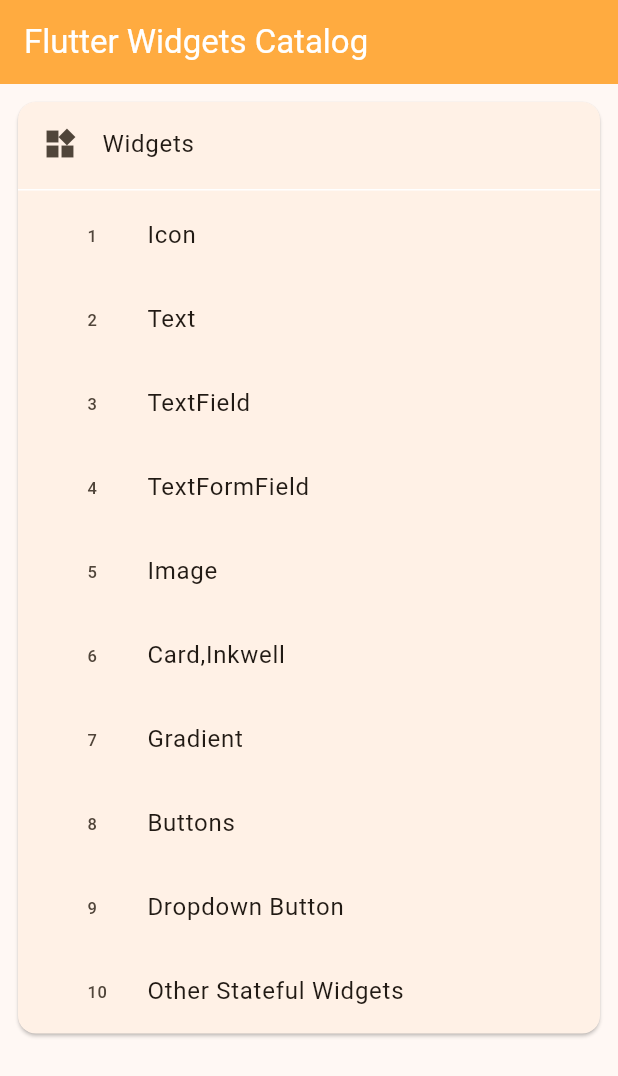
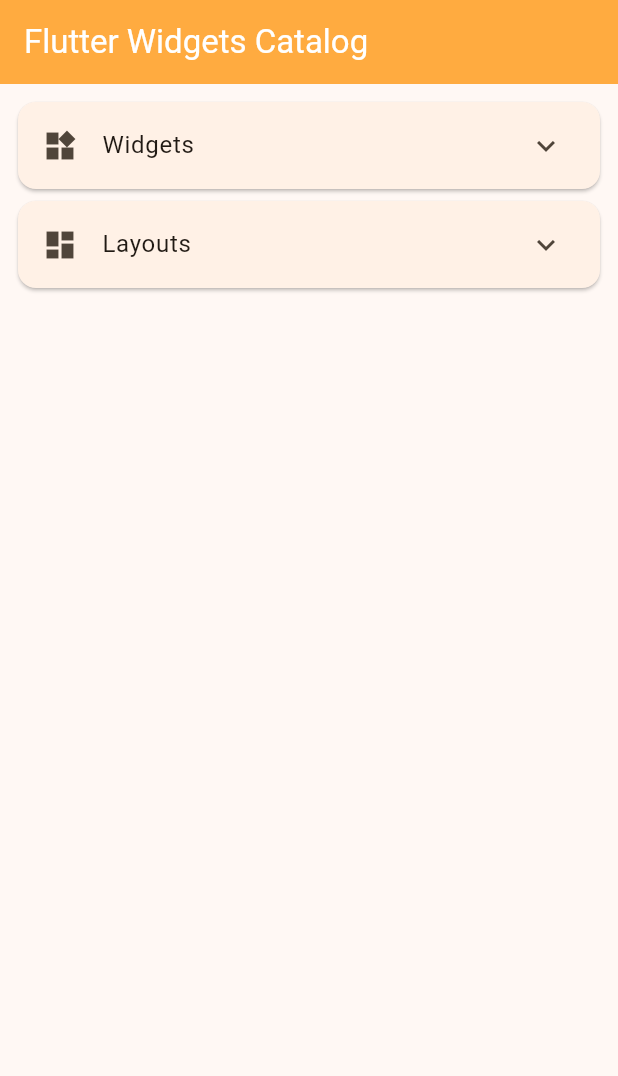
Before and after one commit to WaiYanHtun11/flutter_widgets, a Flutter app: the screen it shows after launch, on a phone screen of 412 x 824 dp. Shown: the top 1076 px of the screen. Run offline on Flutter 3.47's test engine with Material 3 defaults, Android fonts, the light colour scheme and no system bars; our stand-ins replace cached_network_image, transparent_image; missing offline and left inert: flutter_gradient_app_bar, widget_with_codeview; key blocks and very long unbroken strings in the code were emptied for the run.

Commit message:
Layout Demos

```diff
--- a/lib/home_screen.dart
+++ b/lib/home_screen.dart
@@ -1,4 +1,10 @@
 import 'package:flutter/material.dart';
+import 'package:flutter_widgets/layouts/container_demo.dart';
+import 'package:flutter_widgets/layouts/expanded_demo.dart';
+import 'package:flutter_widgets/layouts/fractionally_sized_box_demo.dart';
+import 'package:flutter_widgets/layouts/row_col_demo.dart';
+import 'package:flutter_widgets/layouts/stack_demo.dart';
+import 'package:flutter_widgets/layouts/wrap_demo.dart';
 import 'package:flutter_widgets/preview.dart';
 import 'package:flutter_widgets/widgets/button_demo.dart';
 import 'package:flutter_widgets/widgets/card_demo.dart';
@@ -18,6 +24,7 @@
 
     Widget buildSubMenuItem(index,title,ui,path){
       return ListTile(
+        hoverColor: Colors.transparent,
         title: Text(title),
         leading: Text(index),
         onTap: ()=> Navigator.of(context).push(
@@ -32,28 +39,17 @@
       );
     }
 
-    return Scaffold(
-      appBar: AppBar(
-        backgroundColor: Colors.orangeAccent,
-        foregroundColor: Colors.white,
-        title: const Text('Flutter Widgets Catalog'),
+    Widget buildMenuItem(icon,title,subMenuItems){
+        return Card(
+          child: ExpansionTile(
+            leading: Icon(icon),
+            title: Text(title),
+            children: subMenuItems,
           ),
-      body: Column(
-        children: [
-          Padding(
-            padding: const EdgeInsets.all(8.0),
-            child: Card(
-              child: Column(
-                children: [
-                  const ListTile(
-                    title: Text('Widgets'),
-                    leading: Icon(Icons.widgets),
-                  ),
-                  const Divider(color: Colors.white,height: 5),
-                  ListView(
-                    padding: const EdgeInsets.symmetric(horizontal: 30),
-                    shrinkWrap: true,
-                    children: [
+        );
+    }
+
+    List<Widget> widgetItems =  [
       buildSubMenuItem('1', 'Icon',const IconDemo(),'lib/widgets/icon_demo.dart'),
       buildSubMenuItem('2', 'Text',const TextDemo(),'lib/widgets/text_demo.dart'),
       buildSubMenuItem('3', 'TextField',const TextFieldDemo(),'lib/widgets/textfield_demo.dart'),
@@ -64,13 +60,32 @@
       buildSubMenuItem('8', 'Buttons', const ButtonDemo(), 'lib/widgets/button_demo.dart'),
       buildSubMenuItem('9', 'Dropdown Button',const DropDownButtonDemo(),'lib/widgets/dropdown_button_demo.dart'),
       buildSubMenuItem('10', 'Other Stateful Widgets',const StatefulWidgetsDemo(),'lib/widgets/stateful_widgets_demo.dart')
-                    ],
-                  )
-                ],
+    ];
+    List<Widget> layoutItems = [
+        buildSubMenuItem('1', 'Container', const ContainerDemo(), 'lib/layouts/container_demo.dart'),
+        buildSubMenuItem('2', 'Row & Column', const RowColumnDemo(), 'lib/layouts/row_col_demo.dart'),
+        buildSubMenuItem('3', 'Wrap', const WrapDemo(), 'lib/layouts/wrap_demo.dart'),
+        buildSubMenuItem('4', 'Fractionally Sized Box', const FractionallySizedBoxDemo(), 'lib/layouts/fractionally_sized_box_demo.dart'),
+        buildSubMenuItem('5', 'Expanded Demo', const ExpandedDemo(), 'lib/layouts/expanded_demo.dart'),
+        buildSubMenuItem('6', 'Stack Demo', const StackDemo(), 'lib/layouts/stack_demo.dart')
+    ];
+
+    return Scaffold(
+      appBar: AppBar(
+        backgroundColor: Colors.orangeAccent,
+        foregroundColor: Colors.white,
+        title: const Text('Flutter Widgets Catalog'),
+      ),
+      body: SingleChildScrollView(
+        child: Padding(
+          padding: const EdgeInsets.all(8.0),
+          child: Column(
+            children: [
+              buildMenuItem(Icons.widgets, 'Widgets', widgetItems),
+              buildMenuItem(Icons.dashboard, 'Layouts', layoutItems)
+            ]
           ),
         ),
-          )
-        ],
       ),
     );
   }
```
Also changed, not shown: lib/layouts/container_demo.dart (added, +26 -0 lines), lib/layouts/expanded_demo.dart (added, +24 -0 lines), lib/layouts/fractionally_sized_box_demo.dart (added, +23 -0 lines), lib/layouts/row_col_demo.dart (added, +25 -0 lines), lib/layouts/stack_demo.dart (added, +27 -0 lines), lib/layouts/wrap_demo.dart (added, +24 -0 lines). Lines whose indentation alone changed are shown as unchanged.
